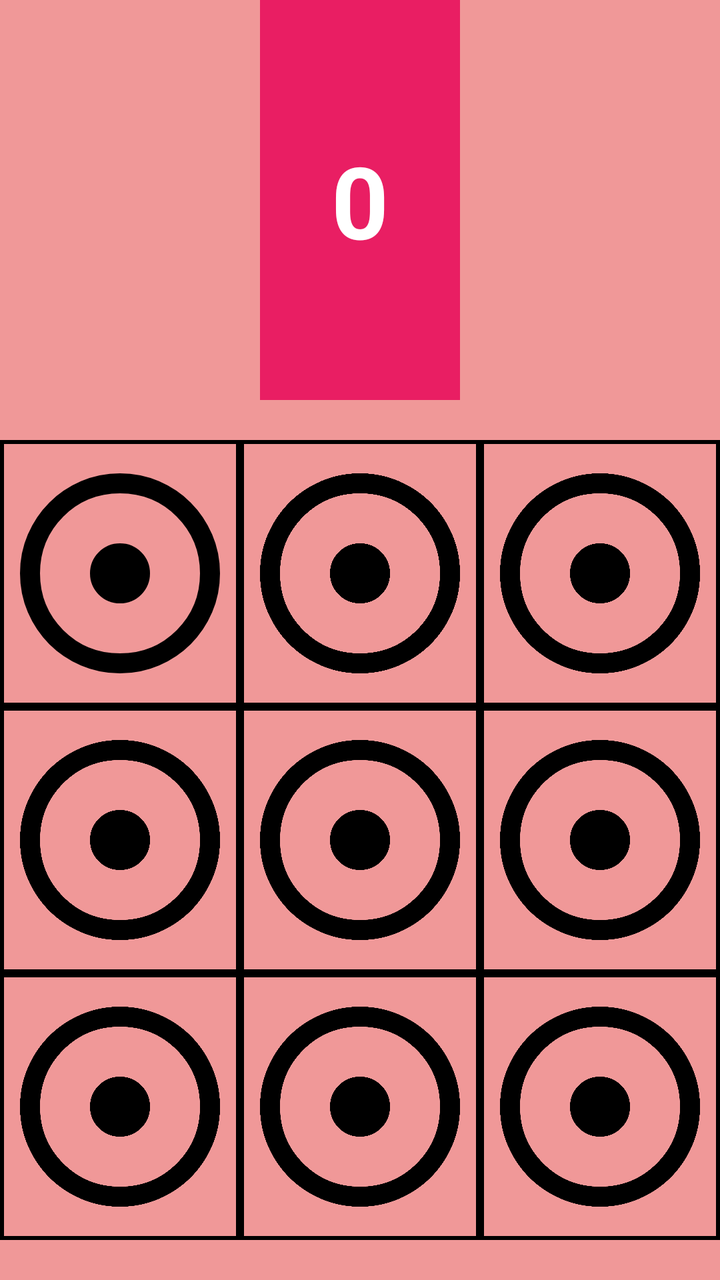
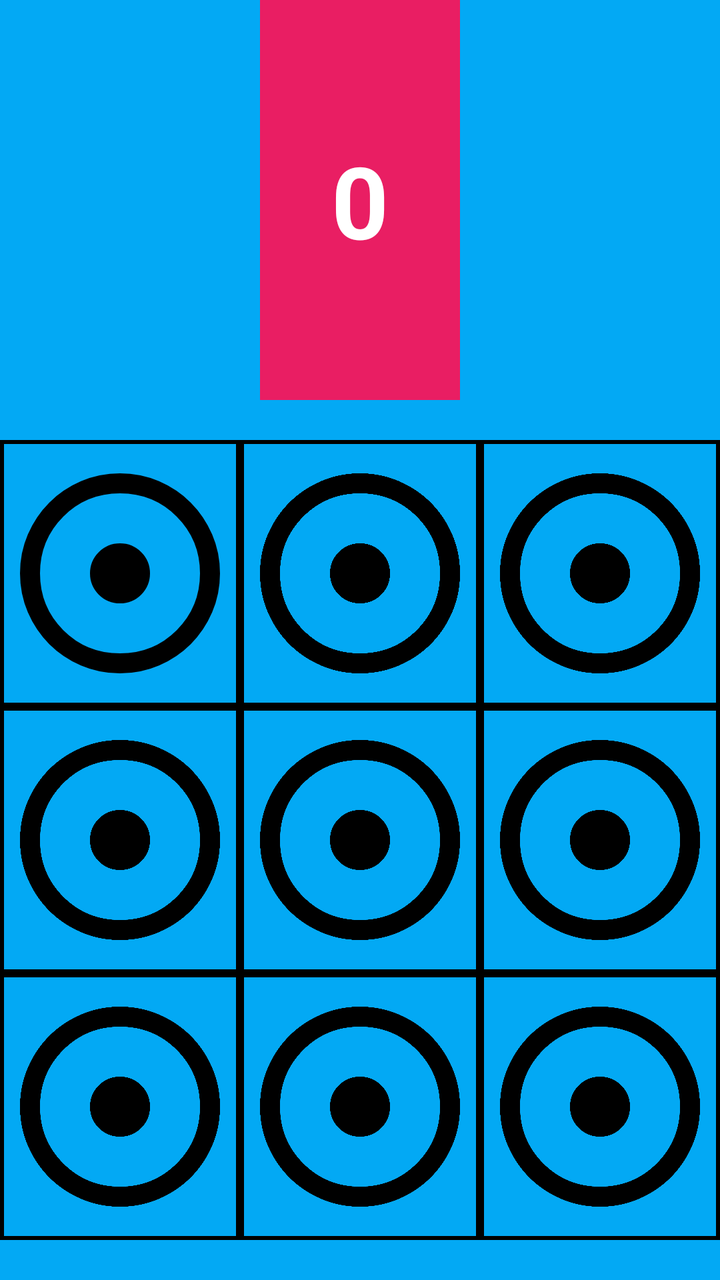

Before-and-after screenshots of an Android layout around one commit, followed by the original layout XML and the change that was made.
<!-- AndroidManifest.xml: application theme Theme.Gamex -->
<!-- res/layout/activity_main.xml -->
<?xml version="1.0" encoding="utf-8"?>
<LinearLayout xmlns:android="http://schemas.android.com/apk/res/android"
    xmlns:app="http://schemas.android.com/apk/res-auto"
    xmlns:tools="http://schemas.android.com/tools"
    android:orientation="vertical"
    android:layoutDirection="rtl"
    android:layout_width="match_parent"
    android:layout_height="match_parent"
    android:background="#F09898"
    tools:context=".MainActivity">

    <TextView
        android:id="@+id/tvpoint"
        android:layout_width="100dp"
        android:layout_height="200dp"
        android:textSize="50dp"
        android:textStyle="bold"
        android:text="0"
        android:gravity="center"
        android:layout_gravity="center"
        android:background="#E91E63"
        android:textColor="@color/white"
        />
    
    <GridLayout
        android:layout_width="match_parent"
        android:layout_height="400dp"
        android:layout_marginTop="20dp"
        android:layout_marginBottom="50dp"
        android:rowCount="3"
        android:columnCount="3">

        <ImageView
            android:layout_width="0dp"
            android:layout_height="0dp"
            android:layout_rowWeight="1"
            android:layout_columnWeight="1"
            android:onClick="addpoint"
            android:src="@drawable/outline_adjust_24"
            android:background="@drawable/grid_border"

            />

        <ImageView
            android:layout_width="0dp"
            android:layout_height="0dp"
            android:layout_rowWeight="1"
            android:layout_columnWeight="1"
            android:onClick="addpoint"
            android:src="@drawable/outline_adjust_24"
          android:background="@drawable/grid_border"
            />

        <ImageView
            android:layout_width="0dp"
            android:layout_height="0dp"
            android:layout_rowWeight="1"
            android:layout_columnWeight="1"
            android:onClick="addpoint"
            android:src="@drawable/outline_adjust_24"
            android:background="@drawable/grid_border"
            />
        <ImageView
            android:layout_width="0dp"
            android:layout_height="0dp"
            android:layout_rowWeight="1"
            android:layout_columnWeight="1"
            android:src="@drawable/outline_adjust_24"
            android:onClick="addpoint"
            android:background="@drawable/grid_border"

            />

        <ImageView
            android:layout_width="0dp"
            android:layout_height="0dp"
            android:layout_rowWeight="1"
            android:layout_columnWeight="1"
            android:src="@drawable/outline_adjust_24"
            android:onClick="addpoint"
            android:background="@drawable/grid_border"
            />

        <ImageView
            android:layout_width="0dp"
            android:layout_height="0dp"
            android:layout_rowWeight="1"
            android:layout_columnWeight="1"
            android:onClick="addpoint"
            android:src="@drawable/outline_adjust_24"
            android:background="@drawable/grid_border"
            />
        <ImageView
            android:layout_width="0dp"
            android:layout_height="0dp"
            android:layout_rowWeight="1"
            android:layout_columnWeight="1"
            android:onClick="addpoint"
            android:src="@drawable/outline_adjust_24"
            android:background="@drawable/grid_border"

            />

        <ImageView
            android:layout_width="0dp"
            android:layout_height="0dp"
            android:layout_rowWeight="1"
            android:layout_columnWeight="1"
            android:onClick="addpoint"
            android:src="@drawable/outline_adjust_24"
            android:background="@drawable/grid_border"
            />

        <ImageView
            android:layout_width="0dp"
            android:layout_height="0dp"
            android:layout_rowWeight="1"
            android:layout_columnWeight="1"
            android:onClick="addpoint"
            android:src="@drawable/outline_adjust_24"
            android:background="@drawable/grid_border"
            />
    </GridLayout>
    
    
    <TextView
        android:id="@+id/txcount"
        android:layout_width="200dp"
        android:layout_height="100dp"
        android:textSize="50dp"
        android:textStyle="bold"
        android:text="10"
        android:gravity="center"
        android:layout_gravity="center"
        android:background="#009688"
        android:onClick="addpoint"
        android:textColor="@color/white"
        />

     <ImageView
         android:id="@+id/startbt"
         android:layout_width="50dp"
         android:layout_height="50dp"
         android:gravity="center"
         android:layout_gravity="center"
         android:onClick="addpoint"
         android:src="@drawable/outline_autoplay_24"

         />


</LinearLayout>
<!-- resources referenced by this layout -->
<resources>
  <color name="white">#FFFFFFFF</color>
  <!-- drawable grid_border (drawable) -->
  <?xml version="1.0" encoding="utf-8"?>
  <shape android:shape="rectangle" xmlns:android="http://schemas.android.com/apk/res/android">
  <solid android:color="@android:color/transparent"/>
  
      <stroke
          android:width="2dp"
          android:color="#000000"/>
  
  
  </shape>
  <!-- drawable outline_adjust_24 (drawable) -->
  <vector xmlns:android="http://schemas.android.com/apk/res/android" android:height="24dp" android:tint="#000000" android:viewportHeight="960" android:viewportWidth="960" android:width="24dp">
        
      <path android:fillColor="@android:color/white" android:pathData="M565,565Q600,530 600,480Q600,430 565,395Q530,360 480,360Q430,360 395,395Q360,430 360,480Q360,530 395,565Q430,600 480,600Q530,600 565,565ZM480,880Q397,880 324,848.5Q251,817 197,763Q143,709 111.5,636Q80,563 80,480Q80,397 111.5,324Q143,251 197,197Q251,143 324,111.5Q397,80 480,80Q563,80 636,111.5Q709,143 763,197Q817,251 848.5,324Q880,397 880,480Q880,563 848.5,636Q817,709 763,763Q709,817 636,848.5Q563,880 480,880ZM480,800Q614,800 707,707Q800,614 800,480Q800,346 707,253Q614,160 480,160Q346,160 253,253Q160,346 160,480Q160,614 253,707Q346,800 480,800ZM480,480Q480,480 480,480Q480,480 480,480Q480,480 480,480Q480,480 480,480Q480,480 480,480Q480,480 480,480Q480,480 480,480Q480,480 480,480Z"/>
      
  </vector>
  <!-- drawable outline_autoplay_24 (drawable) -->
  <vector xmlns:android="http://schemas.android.com/apk/res/android" android:height="24dp" android:tint="#000000" android:viewportHeight="960" android:viewportWidth="960" android:width="24dp">
        
      <path android:fillColor="@android:color/white" android:pathData="M380,660L380,300L660,480L380,660ZM480,920Q372,920 277.5,870.5Q183,821 120,732L120,840L40,840L40,600L280,600L280,680L182,680Q233,755 311.5,797.5Q390,840 480,840Q595,840 688.5,774Q782,708 820,599L898,617Q853,753 738,836.5Q623,920 480,920ZM42,440Q49,373 74,311.5Q99,250 143,198L200,255Q168,296 148,342.5Q128,389 123,440L42,440ZM256,199L199,142Q252,98 313,72.5Q374,47 440,42L440,122Q389,127 343,147Q297,167 256,199ZM705,199Q664,167 617.5,147Q571,127 520,122L520,42Q587,48 648.5,73Q710,98 762,142L705,199ZM838,440Q833,389 813,342.5Q793,296 761,255L818,198Q862,250 887,311.5Q912,373 918,440L838,440Z"/>
      
  </vector>
  <style name="Theme.Gamex" parent="Base.Theme.Gamex" />
  <style name="Base.Theme.Gamex" parent="Theme.Material3.DayNight.NoActionBar">
          
          
      </style>
</resources>

<!-- the commit's change to res/layout/activity_main.xml (unified diff, before → after) -->
@@ -6,7 +6,7 @@
     android:layoutDirection="rtl"
     android:layout_width="match_parent"
     android:layout_height="match_parent"
-    android:background="#F09898"
+    android:background="#03A9F4"
     tools:context=".MainActivity">
 
     <TextView
